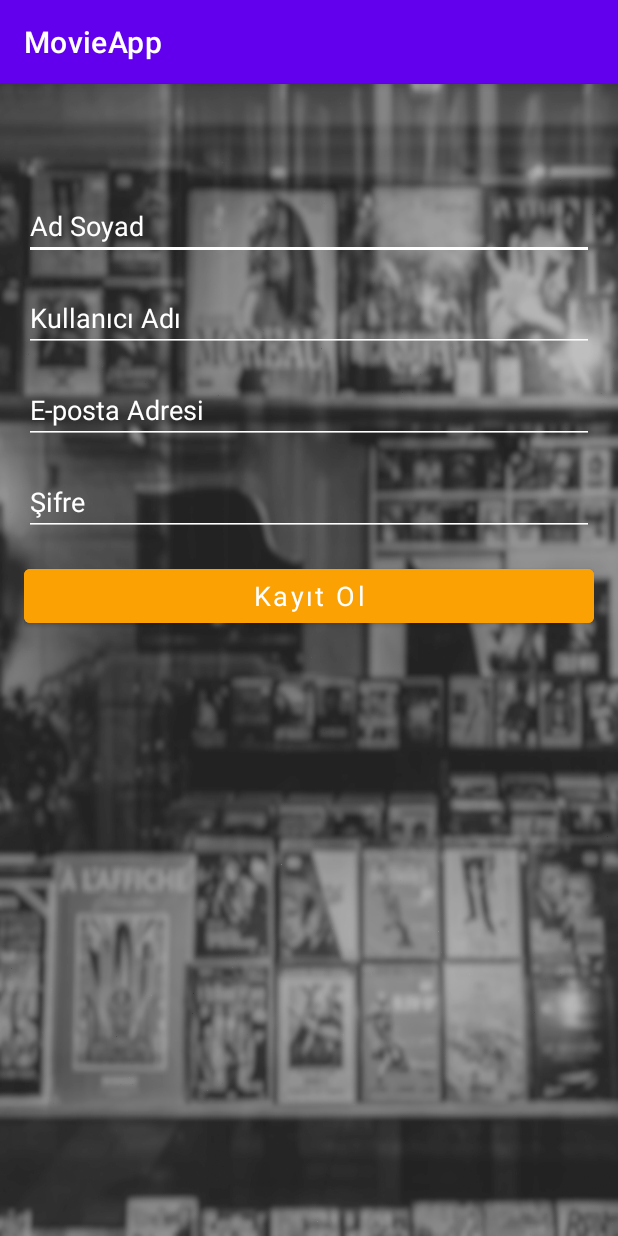
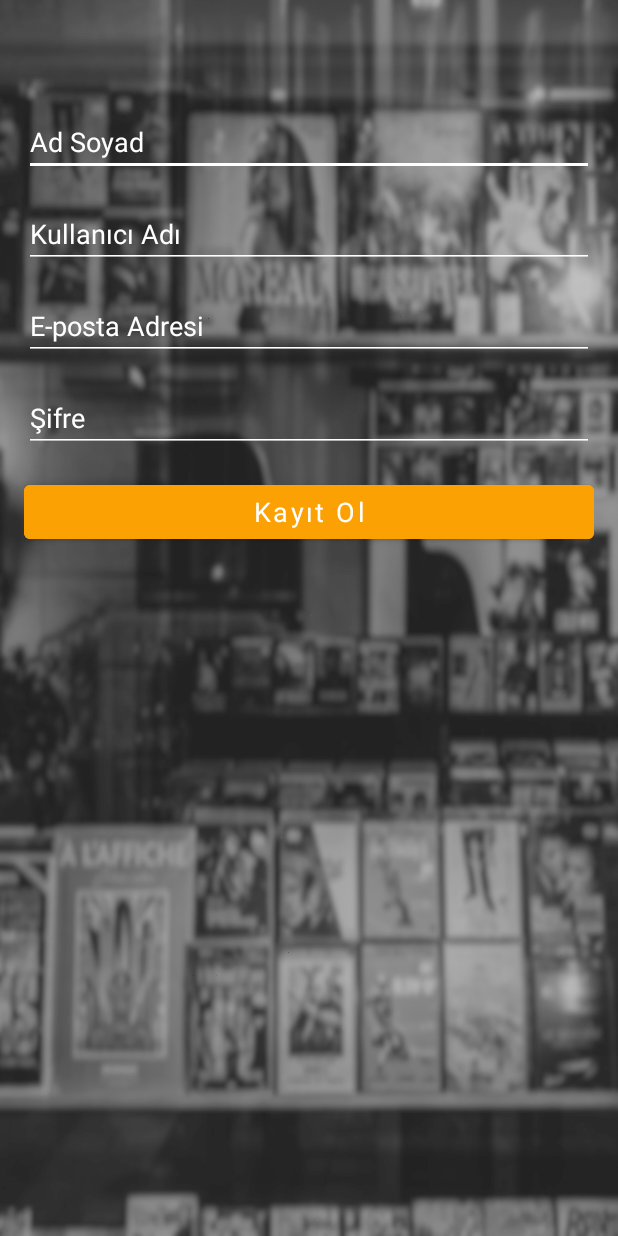
Before and after one commit to Mervespm/MovieReviewRatingApp, an Android app: the RegisterActivity screen opened directly, with no data from a screen before it, on a phone screen of 412 x 824 dp. Run offline under Robolectric (Android 15) with nearby library versions, the phone set to English and light mode, and no system bars; our stand-ins replace Firebase (no records; nobody signed in at launch, a user with empty details on screens opened directly).

```diff
--- a/app/src/main/java/com/mervekarabulut/movieapp/view/RegisterActivity.kt
+++ b/app/src/main/java/com/mervekarabulut/movieapp/view/RegisterActivity.kt
@@ -1,12 +1,59 @@
 package com.mervekarabulut.movieapp.view
 
+import android.content.Intent
 import androidx.appcompat.app.AppCompatActivity
 import android.os.Bundle
+import android.widget.Button
+
+import android.widget.Toast
+
+import com.google.firebase.auth.FirebaseAuth
+
+import com.google.firebase.database.DatabaseReference
+import com.google.firebase.database.FirebaseDatabase
+
 import com.mervekarabulut.movieapp.R
 
+import com.mervekarabulut.movieapp.databinding.ActivityRegisterBinding
+
 class RegisterActivity : AppCompatActivity() {
+
+    private lateinit var auth: FirebaseAuth
+    private lateinit var database: DatabaseReference
+    private lateinit var binding: ActivityRegisterBinding
+
     override fun onCreate(savedInstanceState: Bundle?) {
         super.onCreate(savedInstanceState)
-        setContentView(R.layout.activity_register)
+        binding = ActivityRegisterBinding.inflate(layoutInflater)
+        val view = binding.root
+        setContentView(view)
+
+        auth = FirebaseAuth.getInstance()
+        database = FirebaseDatabase.getInstance().reference
+
+        val btnRegister = findViewById<Button>(R.id.btnRegister)
+        btnRegister.setOnClickListener {
+            registerUser()
+        }
+    }
+
+    private fun registerUser() {
+        val userEmail = binding.etEmail.text.toString()
+        val password = binding.etPassword.text.toString()
+
+        if (userEmail.isNotEmpty() && password.isNotEmpty()) {
+            auth.createUserWithEmailAndPassword(userEmail,password).addOnCompleteListener { task ->
+
+                if (task.isSuccessful) {
+                    val intent = Intent(applicationContext, FeedActivity::class.java)
+                    startActivity(intent)
+                    finish()
+                }
+
+            }.addOnFailureListener { exception ->
+                Toast.makeText(applicationContext,exception.localizedMessage,Toast.LENGTH_LONG).show()
+
+            }
+        }
     }
 }
--- a/app/src/main/res/layout/activity_login.xml
+++ b/app/src/main/res/layout/activity_login.xml
@@ -29,7 +29,7 @@
         android:layout_marginStart="25dp"
         android:layout_marginTop="40dp"
         android:backgroundTint="#FFFFFF"
-        android:hint="Kullanıcı Adı"
+        android:hint="Mail"
         android:textColor="#FFFFFF"
         android:textColorHint="#FFFFFF" />
 
--- a/app/src/main/res/values/themes.xml
+++ b/app/src/main/res/values/themes.xml
@@ -1,16 +1,19 @@
+
 <resources xmlns:tools="http://schemas.android.com/tools">
     <!-- Base application theme. -->
     <style name="Theme.MovieApp" parent="Theme.MaterialComponents.DayNight.DarkActionBar">
         <!-- Primary brand color. -->
-        <item name="colorPrimary">@color/purple_500</item>
-        <item name="colorPrimaryVariant">@color/purple_700</item>
+        <item name="colorPrimary">#eb7d34</item>
+        <item name="colorPrimaryVariant">#eb7d34</item>
         <item name="colorOnPrimary">@color/white</item>
         <!-- Secondary brand color. -->
         <item name="colorSecondary">@color/teal_200</item>
         <item name="colorSecondaryVariant">@color/teal_700</item>
         <item name="colorOnSecondary">@color/black</item>
         <!-- Status bar color. -->
-        <item name="android:statusBarColor" tools:targetApi="l">?attr/colorPrimaryVariant</item>
-        <!-- Customize your theme here. -->
+
+        <item name="android:statusBarColor" tools:targetApi="l">@android:color/transparent</item>
+        <!-- Remove title bar -->
+        <item name="windowNoTitle">true</item>
     </style>
 </resources>
```
Also changed, not shown: app/build.gradle (+12 -0 lines), app/src/main/AndroidManifest.xml (+6 -3 lines), app/src/main/java/com/mervekarabulut/movieapp/view/LoginActivity.kt (+58 -0 lines), app/src/main/java/com/mervekarabulut/movieapp/view/MainActivity.kt (+17 -1 lines), build.gradle (+6 -1 lines).
